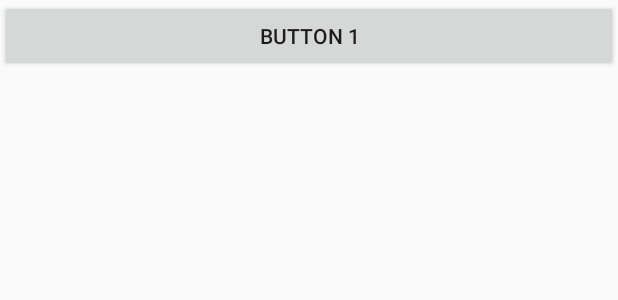
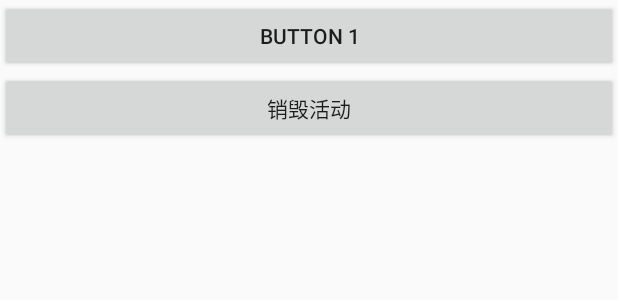
Before and after one commit to skriklgb/FirstLine, an Android app: the layout activity_first.xml on its own in the app's theme, with its tools: preview values and no code run, on a phone screen of 412 x 824 dp. Shown: the top 300 px of the screen. Run offline under Robolectric (Android 15) with nearby library versions, the phone set to English and light mode, and no system bars.

Commit message:
第2章-2.2.7销毁一个活动 finish()

```diff
--- a/chapter_2/src/main/res/layout/activity_first.xml
+++ b/chapter_2/src/main/res/layout/activity_first.xml
@@ -9,5 +9,9 @@
     android:text="BUtton 1"
     android:layout_width="match_parent"
     android:layout_height="wrap_content"/>
-
+    <Button
+        android:id="@+id/bt_sec"
+        android:text="销毁活动"
+        android:layout_width="match_parent"
+        android:layout_height="wrap_content"/>
 </LinearLayout>
```
Also changed, not shown: chapter_2/src/main/java/skrik/lgb/chapter_2/activity/FirstActivity.java (+12 -0 lines).
